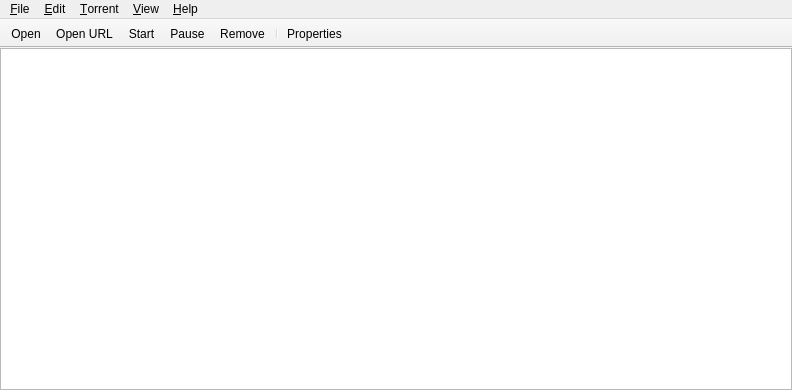
svn2github/trs-svn, file trunk/qt/mainwin.ui: the form before one commit.
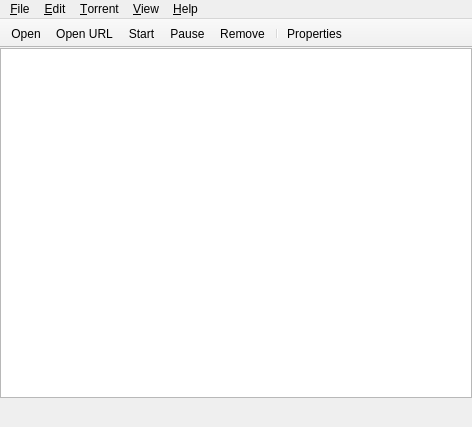
The form after the commit. Icons and pictures are not drawn. Custom widgets are drawn as their Qt base class.

Commit message:
Move status bar creation to mainwin.ui
Among other things,
* fix turtle icons size (20x14 -> 16x16)
* use QIcon states instead of changing the turtle icon ourselves each
  time (unchecked - off, checked - on)
* make speed limit action in tray menu checkable
* simplify status bar buttons drawing and use QToolButton instead of
  QPushButton

What changed in the file:
```diff
--- a/trunk/qt/mainwin.ui
+++ b/trunk/qt/mainwin.ui
@@ -6,8 +6,8 @@
    <rect>
     <x>0</x>
     <y>0</y>
-    <width>792</width>
-    <height>390</height>
+    <width>472</width>
+    <height>427</height>
    </rect>
   </property>
   <property name="windowTitle">
@@ -43,6 +43,106 @@
       </property>
      </widget>
     </item>
+    <item>
+     <widget class="QWidget" name="statusBar" native="true">
+      <property name="styleSheet">
+       <string notr="true">QLabel { margin: 3px 0; }</string>
+      </property>
+      <layout class="QHBoxLayout" name="statusBarLayout">
+       <property name="spacing">
+        <number>3</number>
+       </property>
+       <property name="margin">
+        <number>3</number>
+       </property>
+       <item>
+        <widget class="TrIconToolButton" name="optionsButton">
+         <property name="icon">
+          <iconset resource="application.qrc">
+           <normaloff>:/icons/utilities.png</normaloff>:/icons/utilities.png</iconset>
+         </property>
+         <property name="popupMode">
+          <enum>QToolButton::InstantPopup</enum>
+         </property>
+         <property name="toolButtonStyle">
+          <enum>Qt::ToolButtonIconOnly</enum>
+         </property>
+         <property name="autoRaise">
+          <bool>true</bool>
+         </property>
+        </widget>
+       </item>
+       <item>
+        <widget class="QToolButton" name="altSpeedButton">
+         <property name="icon">
+          <iconset resource="application.qrc">
+           <normaloff>:/icons/alt-limit-off.png</normaloff>
+           <normalon>:/icons/alt-limit-on.png</normalon>:/icons/alt-limit-off.png</iconset>
+         </property>
+         <property name="checkable">
+          <bool>true</bool>
+         </property>
+         <property name="toolButtonStyle">
+          <enum>Qt::ToolButtonIconOnly</enum>
+         </property>
+         <property name="autoRaise">
+          <bool>true</bool>
+         </property>
+        </widget>
+       </item>
+       <item>
+        <widget class="QLabel" name="networkLabel"/>
+       </item>
+       <item>
+        <spacer name="horizontalSpacer">
+         <property name="orientation">
+          <enum>Qt::Horizontal</enum>
+         </property>
+         <property name="sizeHint" stdset="0">
+          <size>
+           <width>1</width>
+           <height>1</height>
+          </size>
+         </property>
+        </spacer>
+       </item>
+       <item>
+        <widget class="QLabel" name="downloadSpeedLabel">
+         <property name="alignment">
+          <set>Qt::AlignRight|Qt::AlignTrailing|Qt::AlignVCenter</set>
+         </property>
+        </widget>
+       </item>
+       <item>
+        <widget class="QLabel" name="uploadSpeedLabel">
+         <property name="alignment">
+          <set>Qt::AlignRight|Qt::AlignTrailing|Qt::AlignVCenter</set>
+         </property>
+        </widget>
+       </item>
+       <item>
+        <widget class="QLabel" name="statsLabel"/>
+       </item>
+       <item>
+        <widget class="TrIconToolButton" name="statsModeButton">
+         <property name="icon">
+          <iconset resource="application.qrc">
+           <normaloff>:/icons/ratio.png</normaloff>:/icons/ratio.png</iconset>
+         </property>
+         <property name="popupMode">
+          <enum>QToolButton::InstantPopup</enum>
+         </property>
+         <property name="toolButtonStyle">
+          <enum>Qt::ToolButtonIconOnly</enum>
+         </property>
+         <property name="autoRaise">
+          <bool>true</bool>
+         </property>
+        </widget>
+       </item>
+      </layout>
+     </widget>
+    </item>
    </layout>
   </widget>
   <widget class="QMenuBar" name="menubar">
@@ -50,8 +150,8 @@
     <rect>
      <x>0</x>
      <y>0</y>
-     <width>792</width>
-     <height>20</height>
+     <width>472</width>
+     <height>24</height>
     </rect>
    </property>
    <property name="sizePolicy">
@@ -643,6 +743,13 @@
    </property>
   </action>
  </widget>
+ <customwidgets>
+  <customwidget>
+   <class>TrIconToolButton</class>
+   <extends>QToolButton</extends>
+   <header>tricontoolbutton.h</header>
+  </customwidget>
+ </customwidgets>
  <resources>
   <include location="application.qrc"/>
  </resources>
```
The commit also changes 10 other files.
